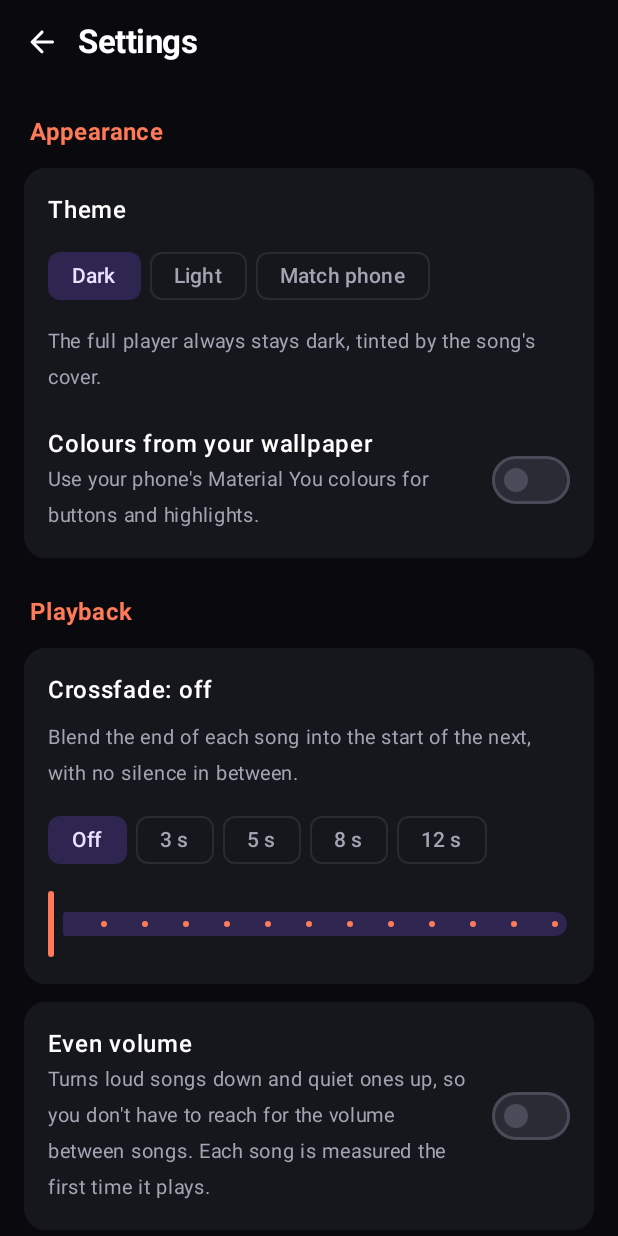
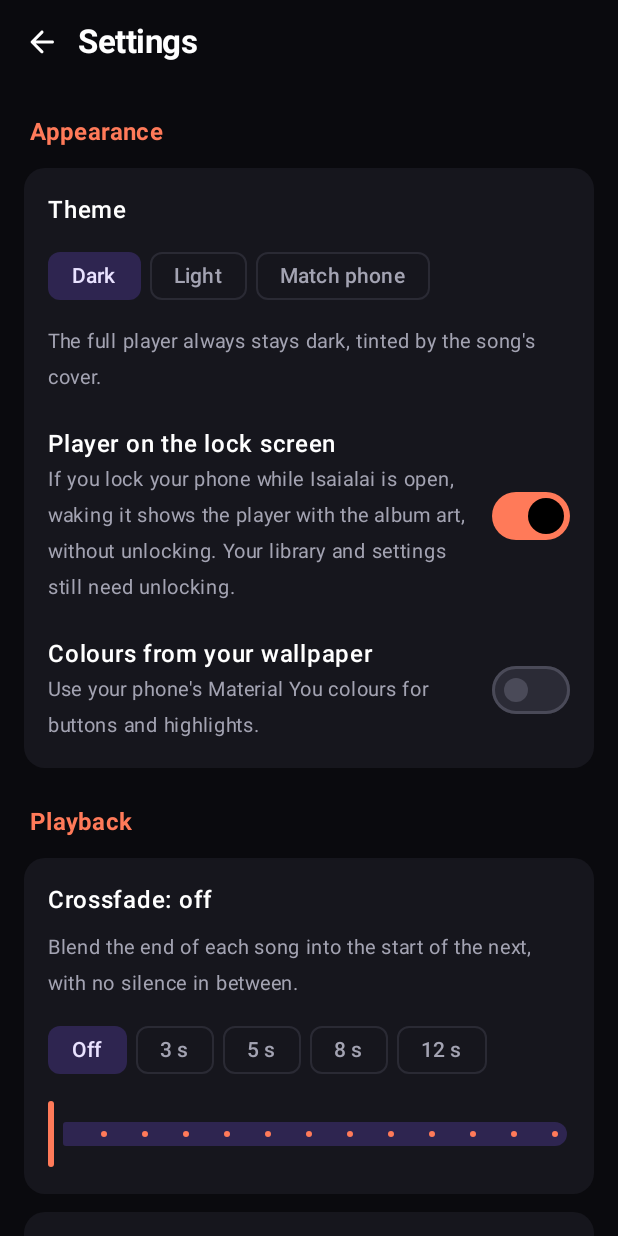
Before and after one commit to Akrishna87/isaialai, an Android app built with Jetpack Compose: the composable SettingsScreen shown on its own in the app's theme, on a phone screen of 412 x 824 dp. Run offline under Robolectric (Android 15) with nearby library versions, the phone set to English and light mode, and no system bars; libraries missing offline, so code that uses them is left out: kotlinx.coroutines.guava; 18 statements that could not run were skipped.

Commit message:
Add a lock-screen player; fix the Settings screen build
- With music loaded and the setting on (default), the app may show over the
  lock screen. While the phone is locked it shows only a full-screen player
  (cover, song, seek bar, controls) and an Unlock button; the library and
  settings stay behind the lock. Setting in Settings → Appearance.
- DetailScreen: handle the new Settings screen in its exhaustive when.
- Emulator test: lock with a PIN, wake, check only the player shows, unlock.

Co-Authored-By: Claude Opus 5.5 <noreply@anthropic.com>
Claude-Session: https://claude.ai/code/session_01CLhL3yi6QmpwL3U3zTsLuQ

```diff
--- a/app/src/main/java/io/github/akrishna87/mymusic/ui/DetailScreen.kt
+++ b/app/src/main/java/io/github/akrishna87/mymusic/ui/DetailScreen.kt
@@ -99,7 +99,7 @@ private fun detailFor(vm: MusicViewModel, screen: Screen): DetailData? {
                 DetailData(DetailKind.SMART, screen.kind.label, vm.smartSongs(screen.kind, songs), smart = screen.kind)
             }
         }
-        Screen.Duplicates -> null
+        Screen.Duplicates, Screen.Settings -> null
         is Screen.PlaylistDetail -> {
             val playlist = vm.playlists.get(screen.id)
             val byId = vm.songsById
--- a/app/src/main/java/io/github/akrishna87/mymusic/ui/SettingsScreen.kt
+++ b/app/src/main/java/io/github/akrishna87/mymusic/ui/SettingsScreen.kt
@@ -87,6 +87,24 @@ private fun AppearanceCard() {
             }
         }
         Text("The full player always stays dark, tinted by the song's cover.", color = Palette.SubText, fontSize = 13.sp)
+        Spacer(Modifier.height(4.dp))
+        Row(verticalAlignment = Alignment.CenterVertically) {
+            Column(Modifier.weight(1f)) {
+                Text("Player on the lock screen", fontWeight = FontWeight.SemiBold, fontSize = 16.sp)
+                Text(
+                    "If you lock your phone while Isaialai is open, waking it shows the player with the album art, " +
+                        "without unlocking. Your library and settings still need unlocking.",
+                    color = Palette.SubText,
+                    fontSize = 13.sp,
+                )
+            }
+            Spacer(Modifier.width(12.dp))
+            Switch(
+                checked = ThemeSettings.lockScreenPlayer,
+                onCheckedChange = { ThemeSettings.setLockScreenPlayer(context, it) },
+                modifier = Modifier.semantics { contentDescription = "Player on the lock screen" },
+            )
+        }
         if (Build.VERSION.SDK_INT >= 31) {
             Spacer(Modifier.height(4.dp))
             Row(verticalAlignment = Alignment.CenterVertically) {
--- a/app/src/main/java/io/github/akrishna87/mymusic/ui/Theme.kt
+++ b/app/src/main/java/io/github/akrishna87/mymusic/ui/Theme.kt
@@ -204,6 +204,9 @@ object ThemeSettings {
         private set
     var wallpaperColors by mutableStateOf(false)
         private set
+    /** Show the player over the lock screen when the phone is locked with Isaialai open. */
+    var lockScreenPlayer by mutableStateOf(true)
+        private set
     private var loaded = false
 
     private fun prefs(context: Context) = context.getSharedPreferences("ui", Context.MODE_PRIVATE)
@@ -214,6 +217,12 @@ object ThemeSettings {
         val p = prefs(context)
         mode = ThemeMode.entries.firstOrNull { it.name == p.getString("theme", null) } ?: ThemeMode.DARK
         wallpaperColors = p.getBoolean("wallpaperColors", false)
+        lockScreenPlayer = p.getBoolean("lockScreenPlayer", true)
+    }
+
+    fun setLockScreenPlayer(context: Context, on: Boolean) {
+        lockScreenPlayer = on
+        prefs(context).edit().putBoolean("lockScreenPlayer", on).apply()
     }
 
     fun update(context: Context, mode: ThemeMode = this.mode, wallpaperColors: Boolean = this.wallpaperColors) {
```
Also changed, not shown: app/src/main/java/io/github/akrishna87/mymusic/ui/App.kt (+11 -1 lines), app/src/main/java/io/github/akrishna87/mymusic/ui/LockScreenPlayer.kt (added, +149 -0 lines), 2 other files.
